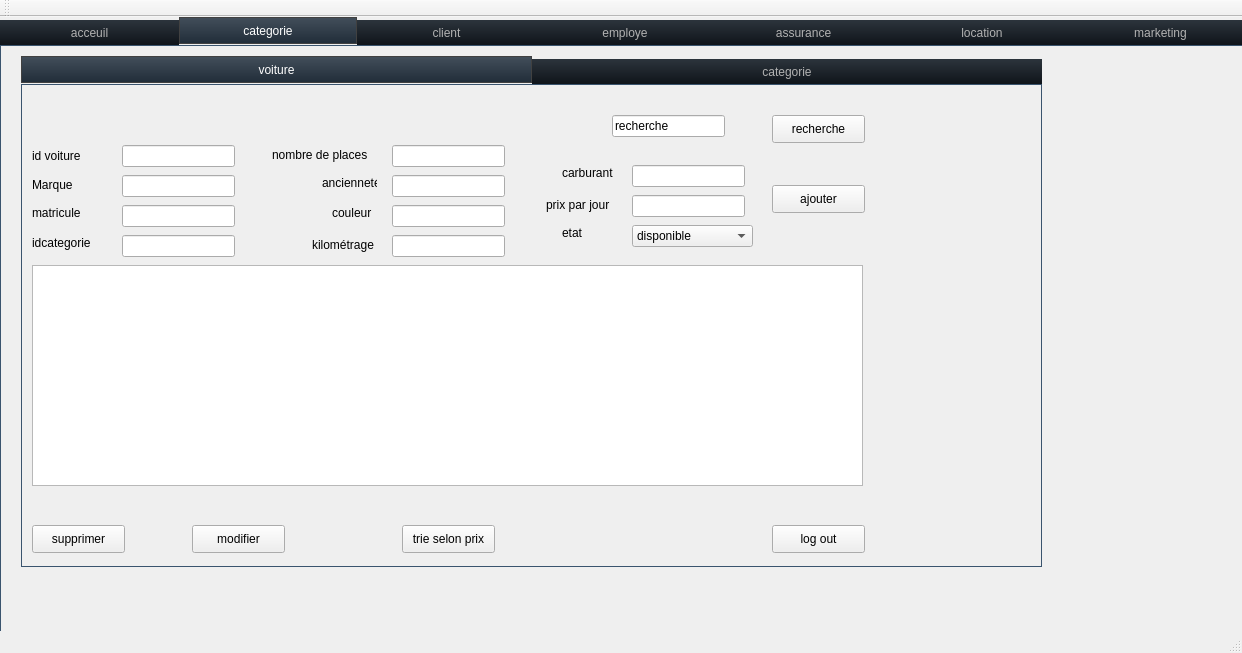
Above: projetwissem/mainwindow.ui from ilyesnasraoui/projet_qt before the change. Below: the same form after it.
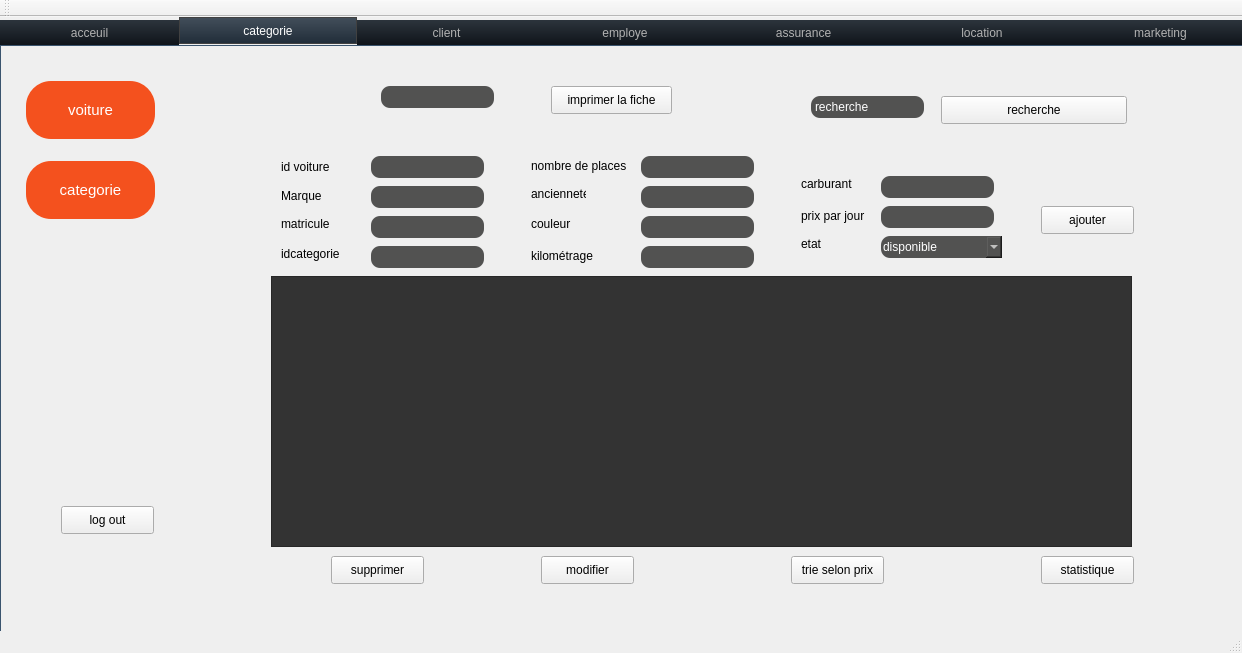
That is the form after the change. The open tabs and pages were chosen to show the change.

Patch:
```diff
--- a/projetwissem/mainwindow.ui
+++ b/projetwissem/mainwindow.ui
@@ -96,127 +96,151 @@
      <attribute name="title">
       <string>categorie</string>
      </attribute>
-     <widget class="QTabWidget" name="tabWidget_2">
+     <widget class="QStackedWidget" name="stackedWidget22">
       <property name="geometry">
        <rect>
-        <x>20</x>
-        <y>10</y>
-        <width>1021</width>
-        <height>511</height>
+        <x>190</x>
+        <y>0</y>
+        <width>951</width>
+        <height>541</height>
        </rect>
       </property>
       <property name="currentIndex">
        <number>0</number>
       </property>
-      <widget class="QWidget" name="tab">
-       <attribute name="title">
-        <string>voiture</string>
-       </attribute>
-       <widget class="QLineEdit" name="lineEdit_idv">
+      <widget class="QWidget" name="page_3">
+       <widget class="QLabel" name="label_34">
         <property name="geometry">
          <rect>
-          <x>100</x>
-          <y>60</y>
-          <width>113</width>
-          <height>22</height>
+          <x>340</x>
+          <y>140</y>
+          <width>55</width>
+          <height>16</height>
          </rect>
         </property>
+        <property name="text">
+         <string>ancienneté</string>
+        </property>
        </widget>
-       <widget class="QLineEdit" name="lineEdit_marque">
+       <widget class="QLineEdit" name="lineEdit_carburant">
         <property name="geometry">
          <rect>
-          <x>100</x>
-          <y>90</y>
+          <x>690</x>
+          <y>130</y>
           <width>113</width>
           <height>22</height>
          </rect>
         </property>
+        <property name="styleSheet">
+         <string notr="true">QLineEdit
+{
+	background-color: #525251;
+	color: #ffffff;
+	border-width: 1px;
+	border-radius: 9px;
+	border-color: #051a39;
+	padding: 2px;
+
+}</string>
+        </property>
        </widget>
        <widget class="QLineEdit" name="lineEdit_matricule">
         <property name="geometry">
          <rect>
-          <x>100</x>
-          <y>120</y>
+          <x>180</x>
+          <y>170</y>
           <width>113</width>
           <height>22</height>
          </rect>
         </property>
-       </widget>
-       <widget class="QLineEdit" name="lineEdit_idcategorie">
-        <property name="geometry">
-         <rect>
-          <x>100</x>
-          <y>150</y>
-          <width>113</width>
-          <height>22</height>
-         </rect>
-        </property>
-       </widget>
-       <widget class="QLineEdit" name="lineEdit_nbplaces">
-        <property name="geometry">
-         <rect>
-          <x>370</x>
-          <y>60</y>
-          <width>113</width>
-          <height>22</height>
-         </rect>
-        </property>
-       </widget>
-       <widget class="QLineEdit" name="lineEdit_anciennete">
-        <property name="geometry">
-         <rect>
-          <x>370</x>
-          <y>90</y>
-          <width>113</width>
-          <height>22</height>
-         </rect>
-        </property>
-       </widget>
-       <widget class="QLineEdit" name="lineEdit_couleur">
-        <property name="geometry">
-         <rect>
-          <x>370</x>
-          <y>120</y>
-          <width>113</width>
-          <height>22</height>
-         </rect>
+        <property name="styleSheet">
+         <string notr="true">QLineEdit
+{
+	background-color: #525251;
+	color: #ffffff;
+	border-width: 1px;
+	border-radius: 9px;
+	border-color: #051a39;
+	padding: 2px;
+
+}</string>
         </property>
        </widget>
        <widget class="QLineEdit" name="lineEdit_kilometrage">
         <property name="geometry">
          <rect>
-          <x>370</x>
-          <y>150</y>
+          <x>450</x>
+          <y>200</y>
           <width>113</width>
           <height>22</height>
          </rect>
         </property>
+        <property name="styleSheet">
+         <string notr="true">QLineEdit
+{
+	background-color: #525251;
+	color: #ffffff;
+	border-width: 1px;
+	border-radius: 9px;
+	border-color: #051a39;
+	padding: 2px;
+
+}</string>
+        </property>
        </widget>
-       <widget class="QLineEdit" name="lineEdit_carburant">
+       <widget class="QLabel" name="label_35">
         <property name="geometry">
          <rect>
-          <x>610</x>
-          <y>80</y>
+          <x>340</x>
+          <y>170</y>
+          <width>55</width>
+          <height>16</height>
+         </rect>
+        </property>
+        <property name="text">
+         <string>couleur</string>
+        </property>
+       </widget>
+       <widget class="QLineEdit" name="lineEdit_idcategorie">
+        <property name="geometry">
+         <rect>
+          <x>180</x>
+          <y>200</y>
           <width>113</width>
           <height>22</height>
          </rect>
         </property>
+        <property name="styleSheet">
+         <string notr="true">QLineEdit
+{
+	background-color: #525251;
+	color: #ffffff;
+	border-width: 1px;
+	border-radius: 9px;
+	border-color: #051a39;
+	padding: 2px;
+
+}</string>
+        </property>
        </widget>
-       <widget class="QLineEdit" name="lineEdit_prixparjour">
+       <widget class="QPushButton" name="modifier">
         <property name="geometry">
          <rect>
-          <x>610</x>
+          <x>350</x>
+          <y>510</y>
+          <width>93</width>
+          <height>28</height>
+         </rect>
+        </property>
+        <property name="text">
+         <string>modifier</string>
+        </property>
+       </widget>
+       <widget class="QLabel" name="label_36">
+        <property name="geometry">
+         <rect>
+          <x>90</x>
           <y>110</y>
-          <width>113</width>
-          <height>22</height>
-         </rect>
-        </property>
-       </widget>
-       <widget class="QLabel" name="label">
-        <property name="geometry">
-         <rect>
-          <x>10</x>
-          <y>60</y>
           <width>71</width>
           <height>21</height>
          </rect>
@@ -228,144 +252,36 @@
          <string>id voiture</string>
         </property>
        </widget>
-       <widget class="QLabel" name="label_2">
+       <widget class="QLineEdit" name="lineEdit_16">
         <property name="geometry">
          <rect>
-          <x>10</x>
-          <y>90</y>
-          <width>61</width>
-          <height>20</height>
+          <x>620</x>
+          <y>50</y>
+          <width>113</width>
+          <height>22</height>
          </rect>
         </property>
         <property name="styleSheet">
-         <string notr="true"/>
+         <string notr="true">QLineEdit
+{
+	background-color: #525251;
+	color: #ffffff;
+	border-width: 1px;
+	border-radius: 9px;
+	border-color: #051a39;
+	padding: 2px;
+
+}</string>
         </property>
         <property name="text">
-         <string>Marque</string>
-        </property>
-       </widget>
-       <widget class="QLabel" name="label_3">
-        <property name="geometry">
-         <rect>
-          <x>10</x>
-          <y>120</y>
-          <width>55</width>
-          <height>16</height>
-         </rect>
-        </property>
-        <property name="text">
-         <string>matricule</string>
-        </property>
-       </widget>
-       <widget class="QLabel" name="label_4">
-        <property name="geometry">
-         <rect>
-          <x>10</x>
-          <y>150</y>
-          <width>71</width>
-          <height>16</height>
-         </rect>
-        </property>
-        <property name="text">
-         <string>idcategorie</string>
-        </property>
-       </widget>
-       <widget class="QLabel" name="label_5">
-        <property name="geometry">
-         <rect>
-          <x>250</x>
-          <y>60</y>
-          <width>111</width>
-          <height>20</height>
-         </rect>
-        </property>
-        <property name="text">
-         <string>nombre de places</string>
-        </property>
-       </widget>
-       <widget class="QLabel" name="label_8">
-        <property name="geometry">
-         <rect>
-          <x>300</x>
-          <y>90</y>
-          <width>55</width>
-          <height>16</height>
-         </rect>
-        </property>
-        <property name="text">
-         <string>ancienneté</string>
-        </property>
-       </widget>
-       <widget class="QLabel" name="label_9">
-        <property name="geometry">
-         <rect>
-          <x>310</x>
-          <y>120</y>
-          <width>55</width>
-          <height>16</height>
-         </rect>
-        </property>
-        <property name="text">
-         <string>couleur</string>
-        </property>
-       </widget>
-       <widget class="QLabel" name="label_10">
-        <property name="geometry">
-         <rect>
-          <x>290</x>
-          <y>150</y>
-          <width>81</width>
-          <height>20</height>
-         </rect>
-        </property>
-        <property name="text">
-         <string>kilométrage</string>
-        </property>
-       </widget>
-       <widget class="QLabel" name="label_11">
-        <property name="geometry">
-         <rect>
-          <x>540</x>
-          <y>80</y>
-          <width>55</width>
-          <height>16</height>
-         </rect>
-        </property>
-        <property name="text">
-         <string>carburant</string>
-        </property>
-       </widget>
-       <widget class="QLabel" name="label_12">
-        <property name="geometry">
-         <rect>
-          <x>524</x>
-          <y>110</y>
-          <width>71</width>
-          <height>20</height>
-         </rect>
-        </property>
-        <property name="text">
-         <string>prix par jour</string>
-        </property>
-       </widget>
-       <widget class="QLabel" name="label_13">
-        <property name="geometry">
-         <rect>
-          <x>540</x>
-          <y>140</y>
-          <width>55</width>
-          <height>16</height>
-         </rect>
-        </property>
-        <property name="text">
-         <string>etat</string>
+         <string>recherche</string>
         </property>
        </widget>
        <widget class="QPushButton" name="ajouter">
         <property name="geometry">
          <rect>
-          <x>750</x>
-          <y>100</y>
+          <x>850</x>
+          <y>160</y>
           <width>93</width>
           <height>28</height>
          </rect>
@@ -374,47 +290,151 @@
          <string>ajouter</string>
         </property>
        </widget>
-       <widget class="QPushButton" name="supprimer">
-        <property name="geometry">
-         <rect>
-          <x>10</x>
-          <y>440</y>
-          <width>93</width>
-          <height>28</height>
-         </rect>
-        </property>
-        <property name="text">
-         <string>supprimer</string>
-        </property>
-       </widget>
-       <widget class="QPushButton" name="pushButton_2">
-        <property name="geometry">
-         <rect>
-          <x>750</x>
-          <y>440</y>
-          <width>93</width>
-          <height>28</height>
-         </rect>
-        </property>
-        <property name="text">
-         <string>log out</string>
-        </property>
-       </widget>
        <widget class="QTableView" name="tableView2">
         <property name="geometry">
          <rect>
-          <x>10</x>
-          <y>180</y>
-          <width>831</width>
-          <height>221</height>
+          <x>80</x>
+          <y>230</y>
+          <width>861</width>
+          <height>271</height>
          </rect>
+        </property>
+        <property name="styleSheet">
+         <string notr="true">QWidget {
+    background-color: #333333;
+    color: #fffff8;
+}
+
+QHeaderView::section {
+    background-color: #646464;
+    padding: 4px;
+    border: 1px solid #fffff8;
+    font-size: 14pt;
+}
+
+QTableWidget {
+    gridline-color: #fffff8;
+    font-size: 12pt;
+}
+
+QTableWidget QTableCornerButton::section {
+    background-color: #646464;
+    border: 1px solid #fffff8;
+}
+
+QHeaderView::section {
+    background-color: #646464;
+    padding: 4px;
+    font-size: 10pt;
+    border-style: none;
+    border-bottom: 1px solid #fffff8;
+    border-right: 1px solid #fffff8;
+}
+
+QHeaderView::section:horizontal
+{
+    border-top: 1px solid #fffff8;
+}
+
+QHeaderView::section:vertical
+{
+    border-left: 1px solid #fffff8;
+height:100%;
+ 
+}</string>
+        </property>
+       </widget>
+       <widget class="QLabel" name="label_37">
+        <property name="geometry">
+         <rect>
+          <x>90</x>
+          <y>140</y>
+          <width>61</width>
+          <height>20</height>
+         </rect>
+        </property>
+        <property name="styleSheet">
+         <string notr="true"/>
+        </property>
+        <property name="text">
+         <string>Marque</string>
+        </property>
+       </widget>
+       <widget class="QLabel" name="label_38">
+        <property name="geometry">
+         <rect>
+          <x>750</x>
+          <y>190</y>
+          <width>55</width>
+          <height>16</height>
+         </rect>
+        </property>
+        <property name="text">
+         <string>etat</string>
+        </property>
+       </widget>
+       <widget class="QLineEdit" name="lineEdit_couleur">
+        <property name="geometry">
+         <rect>
+          <x>450</x>
+          <y>170</y>
+          <width>113</width>
+          <height>22</height>
+         </rect>
+        </property>
+        <property name="styleSheet">
+         <string notr="true">QLineEdit
+{
+	background-color: #525251;
+	color: #ffffff;
+	border-width: 1px;
+	border-radius: 9px;
+	border-color: #051a39;
+	padding: 2px;
+
+}</string>
+        </property>
+       </widget>
+       <widget class="QLineEdit" name="lineEdit_nbplaces">
+        <property name="geometry">
+         <rect>
+          <x>450</x>
+          <y>110</y>
+          <width>113</width>
+          <height>22</height>
+         </rect>
+        </property>
+        <property name="styleSheet">
+         <string notr="true">QLineEdit
+{
+	background-color: #525251;
+	color: #ffffff;
+	border-width: 1px;
+	border-radius: 9px;
+	border-color: #051a39;
+	padding: 2px;
+
+}</string>
+        </property>
+       </widget>
+       <widget class="QPushButton" name="imprimerr">
+        <property name="geometry">
+         <rect>
+          <x>360</x>
+          <y>40</y>
+          <width>121</width>
+          <height>28</height>
+         </rect>
+        </property>
+        <property name="text">
+         <string>imprimer la fiche</string>
         </property>
        </widget>
        <widget class="QPushButton" name="trie">
         <property name="geometry">
          <rect>
-          <x>380</x>
-          <y>440</y>
+          <x>600</x>
+          <y>510</y>
           <width>93</width>
           <height>28</height>
          </rect>
@@ -423,54 +443,167 @@
          <string>trie selon prix</string>
         </property>
        </widget>
-       <widget class="QLineEdit" name="lineEdit_16">
+       <widget class="QLineEdit" name="lineEdit_idv">
         <property name="geometry">
          <rect>
-          <x>590</x>
-          <y>30</y>
+          <x>180</x>
+          <y>110</y>
           <width>113</width>
           <height>22</height>
          </rect>
         </property>
+        <property name="styleSheet">
+         <string notr="true">QLineEdit
+{
+	background-color: #525251;
+	color: #ffffff;
+	border-width: 1px;
+	border-radius: 9px;
+	border-color: #051a39;
+	padding: 2px;
+
+}</string>
+        </property>
+       </widget>
+       <widget class="QLineEdit" name="lineEdit_marque">
+        <property name="geometry">
+         <rect>
+          <x>180</x>
+          <y>140</y>
+          <width>113</width>
+          <height>22</height>
+         </rect>
+        </property>
+        <property name="styleSheet">
+         <string notr="true">QLineEdit
+{
+	background-color: #525251;
+	color: #ffffff;
+	border-width: 1px;
+	border-radius: 9px;
+	border-color: #051a39;
+	padding: 2px;
+
+}</string>
+        </property>
+       </widget>
+       <widget class="QLabel" name="label_39">
+        <property name="geometry">
+         <rect>
+          <x>610</x>
+          <y>160</y>
+          <width>71</width>
+          <height>20</height>
+         </rect>
+        </property>
         <property name="text">
-         <string>recherche</string>
+         <string>prix par jour</string>
         </property>
        </widget>
-       <widget class="QPushButton" name="recherche">
+       <widget class="QLineEdit" name="lineEdit_prixparjour">
         <property name="geometry">
          <rect>
-          <x>750</x>
-          <y>30</y>
+          <x>690</x>
+          <y>160</y>
+          <width>113</width>
+          <height>22</height>
+         </rect>
+        </property>
+        <property name="styleSheet">
+         <string notr="true">QLineEdit
+{
+	background-color: #525251;
+	color: #ffffff;
+	border-width: 1px;
+	border-radius: 9px;
+	border-color: #051a39;
+	padding: 2px;
+
+}</string>
+        </property>
+       </widget>
+       <widget class="QPushButton" name="stat">
+        <property name="geometry">
+         <rect>
+          <x>850</x>
+          <y>510</y>
           <width>93</width>
           <height>28</height>
          </rect>
         </property>
         <property name="text">
-         <string>recherche</string>
+         <string>statistique</string>
         </property>
        </widget>
-       <widget class="QPushButton" name="modifier">
+       <widget class="QLabel" name="label_40">
         <property name="geometry">
          <rect>
-          <x>170</x>
-          <y>440</y>
+          <x>90</x>
+          <y>200</y>
+          <width>71</width>
+          <height>16</height>
+         </rect>
+        </property>
+        <property name="text">
+         <string>idcategorie</string>
+        </property>
+       </widget>
+       <widget class="QPushButton" name="supprimer">
+        <property name="geometry">
+         <rect>
+          <x>140</x>
+          <y>510</y>
           <width>93</width>
           <height>28</height>
          </rect>
         </property>
         <property name="text">
-         <string>modifier</string>
+         <string>supprimer</string>
+        </property>
+       </widget>
+       <widget class="QLineEdit" name="lineEdit_anciennete">
+        <property name="geometry">
+         <rect>
+          <x>450</x>
+          <y>140</y>
+          <width>113</width>
+          <height>22</height>
+         </rect>
+        </property>
+        <property name="styleSheet">
+         <string notr="true">QLineEdit
+{
+	background-color: #525251;
+	color: #ffffff;
+	border-width: 1px;
+	border-radius: 9px;
+	border-color: #051a39;
+	padding: 2px;
+
+}</string>
         </property>
        </widget>
        <widget class="QComboBox" name="combo">
         <property name="geometry">
          <rect>
-          <x>610</x>
-          <y>140</y>
+          <x>690</x>
+          <y>190</y>
           <width>121</width>
           <height>22</height>
          </rect>
         </property>
+        <property name="styleSheet">
+         <string notr="true">QComboBox
+{
+	background-color: #525251;
+	color: #ffffff;
+	border-width: 1px;
+	border-radius: 9px;
+	border-color: #051a39;
+	padding: 2px;
+
+}</string>
+        </property>
         <item>
          <property name="text">
           <string>disponible</string>
@@ -482,31 +615,111 @@
          </property>
         </item>
        </widget>
+       <widget class="QLineEdit" name="lineEdit">
+        <property name="geometry">
+         <rect>
+          <x>190</x>
+          <y>40</y>
+          <width>113</width>
+          <height>22</height>
+         </rect>
+        </property>
+        <property name="styleSheet">
+         <string notr="true">QLineEdit
+{
+	background-color: #525251;
+	color: #ffffff;
+	border-width: 1px;
+	border-radius: 9px;
+	border-color: #051a39;
+	padding: 2px;
+
+}</string>
+        </property>
+       </widget>
+       <widget class="QLabel" name="label_41">
+        <property name="geometry">
+         <rect>
+          <x>610</x>
+          <y>130</y>
+          <width>55</width>
+          <height>16</height>
+         </rect>
+        </property>
+        <property name="text">
+         <string>carburant</string>
+        </property>
+       </widget>
+       <widget class="QLabel" name="label_42">
+        <property name="geometry">
+         <rect>
+          <x>340</x>
+          <y>110</y>
+          <width>121</width>
+          <height>20</height>
+         </rect>
+        </property>
+        <property name="text">
+         <string>nombre de places</string>
+        </property>
+       </widget>
+       <widget class="QLabel" name="label_43">
+        <property name="geometry">
+         <rect>
+          <x>340</x>
+          <y>200</y>
+          <width>81</width>
+          <height>20</height>
+         </rect>
+        </property>
+        <property name="text">
+         <string>kilométrage</string>
+        </property>
+       </widget>
+       <widget class="QLabel" name="label_44">
+        <property name="geometry">
+         <rect>
+          <x>90</x>
+          <y>170</y>
+          <width>55</width>
+          <height>16</height>
+         </rect>
+        </property>
+        <property name="text">
+         <string>matricule</string>
+        </property>
+       </widget>
+       <widget class="QPushButton" name="recherche">
+        <property name="geometry">
+         <rect>
+          <x>750</x>
+          <y>50</y>
+          <width>186</width>
+          <height>28</height>
+         </rect>
+        </property>
+        <property name="styleSheet">
+         <string notr="true"/>
+        </property>
+        <property name="text">
+         <string>recherche</string>
+        </property>
+       </widget>
+       <widget class="QLabel" name="label">
+        <property name="geometry">
+         <rect>
+          <x>610</x>
+          <y>190</y>
+          <width>55</width>
+          <height>16</height>
+         </rect>
+        </property>
+        <property name="text">
+         <string>etat</string>
+        </property>
+       </widget>
       </widget>
-      <widget class="QWidget" name="tab_3">
-       <attribute name="title">
-        <string>categorie</string>
-       </attribute>
-       <widget class="QLineEdit" name="lineEdit_idc">
-        <property name="geometry">
-         <rect>
-          <x>140</x>
-          <y>100</y>
-          <width>113</width>
-          <height>22</height>
-         </rect>
-        </property>
-       </widget>
-       <widget class="QLineEdit" name="lineEdit_type">
-        <property name="geometry">
-         <rect>
-          <x>440</x>
-          <y>100</y>
-          <width>113</width>
-          <height>22</height>
-         </rect>
-        </property>
-       </widget>
+      <widget class="QWidget" name="page_6">
        <widget class="QLineEdit" name="lineEdit_nbvoitures">
         <property name="geometry">
          <rect>
@@ -643,6 +856,105 @@
        </widget>
       </widget>
      </widget>
+     <widget class="QPushButton" name="pushButton_6">
+      <property name="geometry">
+       <rect>
+        <x>60</x>
+        <y>460</y>
+        <width>93</width>
+        <height>28</height>
+       </rect>
+      </property>
+      <property name="text">
+       <string>log out</string>
+      </property>
+     </widget>
+     <widget class="QPushButton" name="voituree">
+      <property name="geometry">
+       <rect>
+        <x>20</x>
+        <y>30</y>
+        <width>139</width>
+        <height>68</height>
+       </rect>
+      </property>
+      <property name="styleSheet">
+       <string notr="true">.QPushButton {
+
+  border-radius: 25%;
+  background-color: #f4511e;
+
+  color: #FFFFFF;
+  text-align: center;
+  font-size: 15px;
+  padding: 20px;
+
+
+  cursor: pointer;
+  margin: 5px;
+}
+
+.QPushButton:hover  {
+ padding-right: 25px;
+font-size: 22px;
+background-color:black;
+}
+
+</string>
+      </property>
+      <property name="text">
+       <string>voiture</string>
+      </property>
+      <property name="iconSize">
+       <size>
+        <width>10</width>
+        <height>10</height>
+       </size>
+      </property>
+     </widget>
+     <widget class="QPushButton" name="categoriee">
+      <property name="geometry">
+       <rect>
+        <x>20</x>
+        <y>110</y>
+        <width>139</width>
+        <height>68</height>
+       </rect>
+      </property>
+      <property name="styleSheet">
+       <string notr="true">.QPushButton {
+
+  border-radius: 25%;
+  background-color: #f4511e;
+
+  color: #FFFFFF;
+  text-align: center;
+  font-size: 15px;
+  padding: 20px;
+
+
+  cursor: pointer;
+  margin: 5px;
+}
+
+.QPushButton:hover  {
+  padding-right: 25px;
+font-size: 22px;
+ background-color:black;
+}
+
+</string>
+      </property>
+      <property name="text">
+       <string>categorie</string>
+      </property>
+      <property name="iconSize">
+       <size>
+        <width>10</width>
+        <height>10</height>
+       </size>
+      </property>
+     </widget>
     </widget>
     <widget class="QWidget" name="clients">
      <attribute name="title">
```
Left out of the diff: 232 changed lines with no effect on the pictures.
